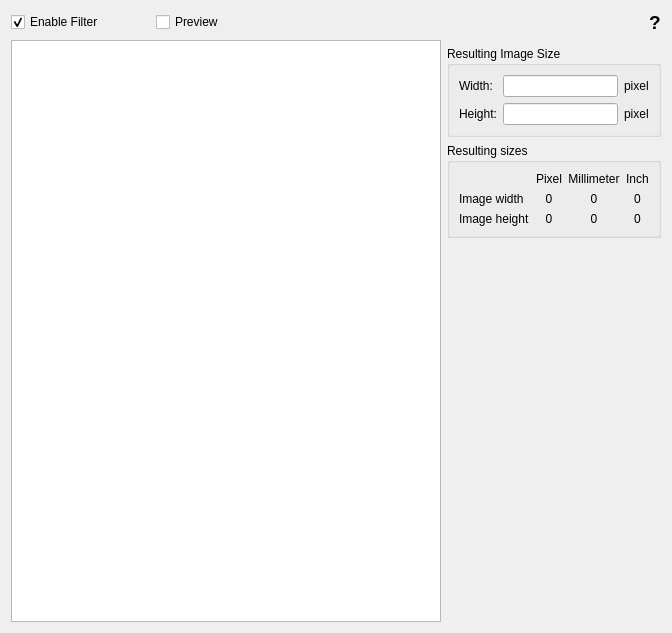
Qt form src/filter/scalewidget.ui (rockclimb/yasw-debian) before a commit.
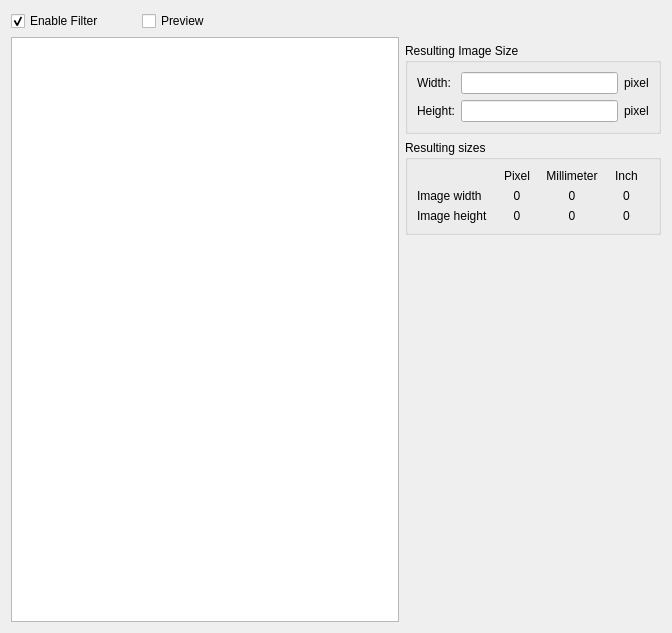
The same form after that commit. Custom widgets are drawn as their Qt base class.

What changed in the file:
```diff
--- a/src/filter/scalewidget.ui
+++ b/src/filter/scalewidget.ui
@@ -149,19 +149,6 @@
      </property>
     </widget>
    </item>
-   <item row="0" column="2" colspan="2">
-    <spacer name="horizontalSpacer">
-     <property name="orientation">
-      <enum>Qt::Horizontal</enum>
-     </property>
-     <property name="sizeHint" stdset="0">
-      <size>
-       <width>216</width>
-       <height>20</height>
-      </size>
-     </property>
-    </spacer>
-   </item>
    <item row="1" column="0" rowspan="4" colspan="3">
     <widget class="BaseFilterGraphicsView" name="view">
      <property name="sizePolicy">
@@ -172,38 +159,6 @@
      </property>
     </widget>
    </item>
-   <item row="0" column="4">
-    <widget class="QLabel" name="label">
-     <property name="sizePolicy">
-      <sizepolicy hsizetype="Maximum" vsizetype="Preferred">
-       <horstretch>0</horstretch>
-       <verstretch>0</verstretch>
-      </sizepolicy>
-     </property>
-     <property name="font">
-      <font>
-       <pointsize>14</pointsize>
-       <weight>75</weight>
-       <bold>true</bold>
-      </font>
-     </property>
-     <property name="toolTip">
-      <string>&lt;html&gt;&lt;head/&gt;&lt;body&gt;&lt;p&gt;With the Scale filter, you can define the size (Width and Height) of the final image. To do so, you have to define:&lt;br/&gt;- &lt;span style=&quot; font-weight:600;&quot;&gt;Width&lt;/span&gt; and &lt;span style=&quot; font-weight:600;&quot;&gt;height&lt;/span&gt; of the final image&lt;br/&gt;- &lt;span style=&quot; font-weight:600;&quot;&gt;Unit&lt;/span&gt; in which you specify the width and height&lt;br/&gt;- Resolution of the final image in Dots per Inch (&lt;span style=&quot; font-weight:600;&quot;&gt;DPI&lt;/span&gt;). This is used to convert between pixels, millimiter and inch.&lt;/p&gt;&lt;p&gt;The resulting image size is displayed in pixel, millimiter an inch.&lt;/p&gt;&lt;/body&gt;&lt;/html&gt;</string>
-     </property>
-     <property name="text">
-      <string>?</string>
-     </property>
-     <property name="textFormat">
-      <enum>Qt::AutoText</enum>
-     </property>
-     <property name="scaledContents">
-      <bool>false</bool>
-     </property>
-     <property name="alignment">
-      <set>Qt::AlignCenter</set>
-     </property>
-    </widget>
-   </item>
    <item row="0" column="1">
     <widget class="QCheckBox" name="preview">
      <property name="text">
@@ -270,6 +225,19 @@
      </layout>
     </widget>
    </item>
+   <item row="0" column="2" colspan="3">
+    <spacer name="horizontalSpacer">
+     <property name="orientation">
+      <enum>Qt::Horizontal</enum>
+     </property>
+     <property name="sizeHint" stdset="0">
+      <size>
+       <width>216</width>
+       <height>20</height>
+      </size>
+     </property>
+    </spacer>
+   </item>
   </layout>
   <zorder>enable</zorder>
   <zorder>preview</zorder>
```
Left out of the diff: 1 changed line with no effect on the pictures.
